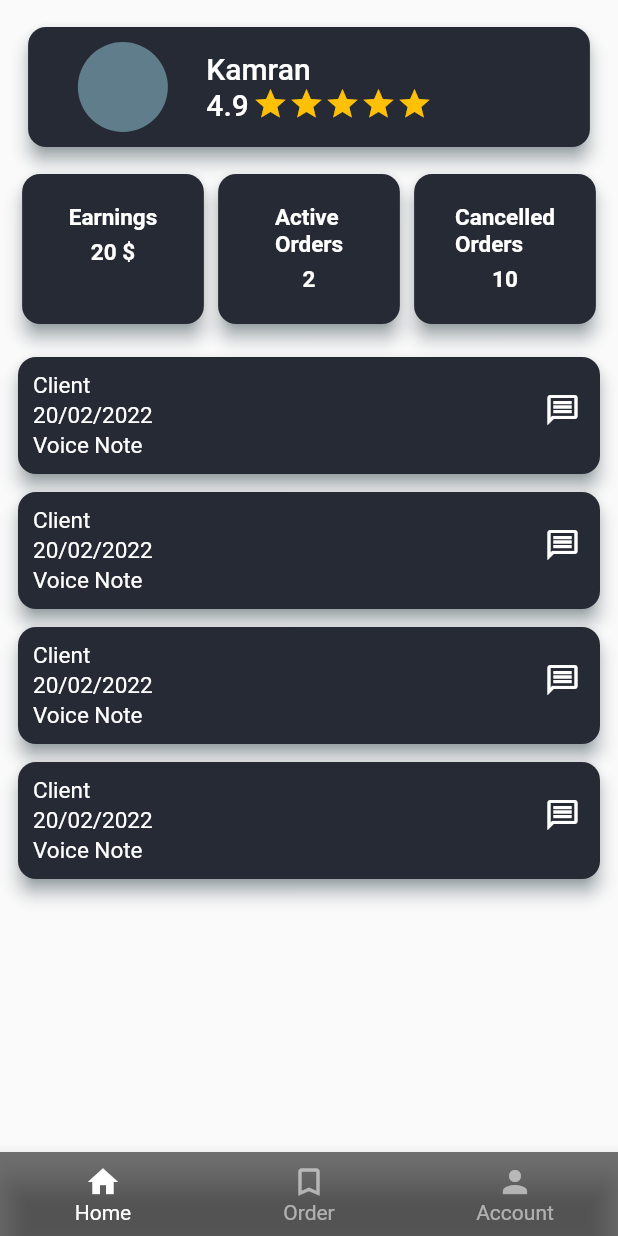
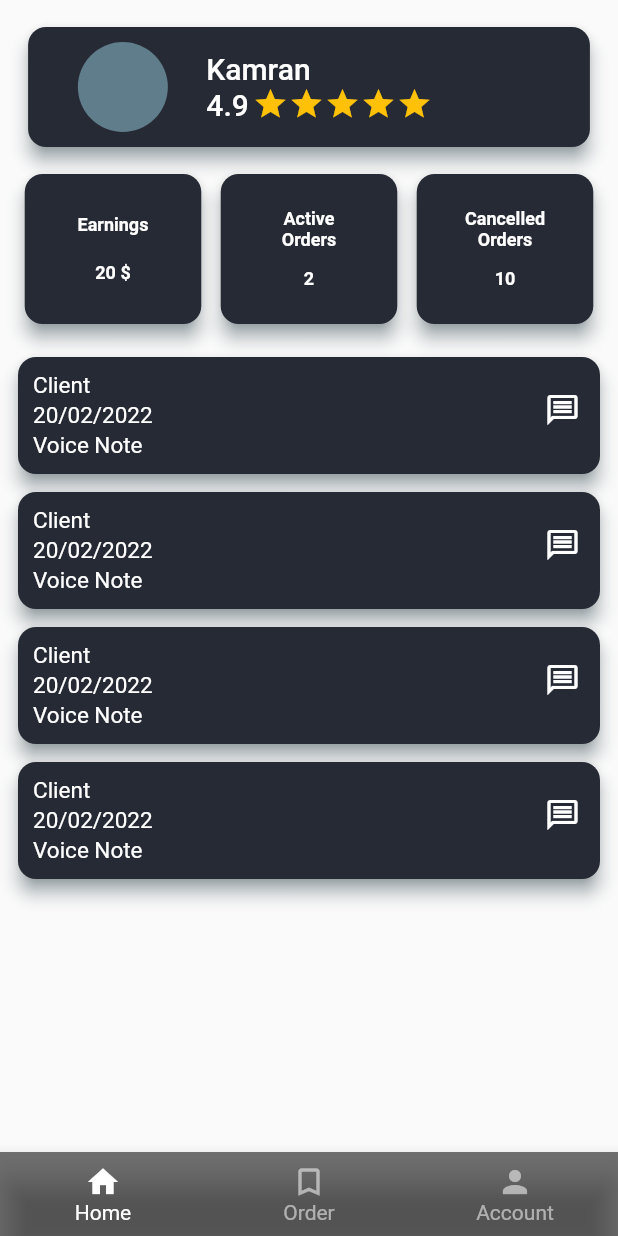
Before and after one commit to maahey-inc/UBELaw, a Flutter app: the MainScreen screen opened directly, on a phone screen of 412 x 824 dp. Run offline on Flutter 3.47's test engine with Material 2 defaults, Android fonts, the phone set to English and light mode, and no system bars; our stand-ins replace dropdown_button2, flutter_easyloading, flutter_svg_provider; project files that could hold a hidden picture were left out.

Commit message:
logo, MainPage Changed

```diff
--- a/lib/sellers/tabScreens/accountTab.dart
+++ b/lib/sellers/tabScreens/accountTab.dart
@@ -30,11 +30,12 @@ class _AccountTabState extends State<AccountTab> {
           ,child: Row(
               mainAxisAlignment: MainAxisAlignment.spaceAround,
               children: [
-                Text("4.9 ",style: TextStyle(color: Colors.white,fontWeight: FontWeight.w500,fontSize: 20),textAlign: TextAlign.center,),
 
                 Row(
                   mainAxisAlignment: MainAxisAlignment.spaceAround,
                   children: [
+                    Text("4.9 ",style: TextStyle(color: Colors.white,fontWeight: FontWeight.w500,fontSize: 20),textAlign: TextAlign.center,),
+
                     Icon(Icons.star,color: Colors.amber,),
                     Icon(Icons.star,color: Colors.amber,),
                     Icon(Icons.star,color: Colors.amber,),
--- a/lib/sellers/tabScreens/homeTab.dart
+++ b/lib/sellers/tabScreens/homeTab.dart
@@ -27,8 +27,8 @@ class _HomeTabState extends State<HomeTab> {
                 child: Card(
                   shadowColor: Colors.blueGrey,
                   elevation: 5,
-                  color: Color(0xFF262A34),
-                  shape: RoundedRectangleBorder(
+                  color:const Color(0xFF262A34),
+                  shape:const RoundedRectangleBorder(
                     borderRadius: BorderRadius.only(
                         topLeft: Radius.circular(12),
                         bottomLeft: Radius.circular(12),
@@ -36,7 +36,7 @@ class _HomeTabState extends State<HomeTab> {
                         bottomRight: Radius.circular(12)),
                   ),
                   child: Container(
-                    padding: EdgeInsets.all(10),
+                    padding:const EdgeInsets.all(10),
                     width: MediaQuery.of(context).size.width / 1.1,
                     // decoration: BoxDecoration(
                     //   border: Border(
@@ -50,9 +50,9 @@ class _HomeTabState extends State<HomeTab> {
 
                             Expanded(
                               flex: 3,
-                              child: Container(
+                              child:Container(
                                 height: 60,
-                                child: CircleAvatar(
+                                child: const CircleAvatar(
                                   radius: 50,
                                   backgroundColor: Colors.blueGrey,
                                 ),
@@ -63,7 +63,7 @@ class _HomeTabState extends State<HomeTab> {
                               child: Column(
                                 children: [
                                   Row(
-                                    children: [
+                                    children:const [
                                       Text(
                                         "Kamran ",
                                         style: TextStyle(
@@ -77,7 +77,7 @@ class _HomeTabState extends State<HomeTab> {
                                   Row(
 
                                     children: [
-                                      Text(
+                                      const  Text(
                                         "4.9 ",
                                         style: TextStyle(
                                             color: Colors.white,
@@ -88,7 +88,7 @@ class _HomeTabState extends State<HomeTab> {
                                       Row(
                                         mainAxisAlignment:
                                             MainAxisAlignment.spaceAround,
-                                        children: [
+                                        children:const [
                                           Icon(
                                             Icons.star,
                                             color: Colors.amber,
@@ -132,8 +132,8 @@ class _HomeTabState extends State<HomeTab> {
                     Card(
                       shadowColor: Colors.blueGrey,
                       elevation: 5,
-                      color: Color(0xFF262A34),
-                      shape: RoundedRectangleBorder(
+                      color:const Color(0xFF262A34),
+                      shape:const  RoundedRectangleBorder(
                         borderRadius: BorderRadius.only(
                             topLeft: Radius.circular(12),
                             bottomLeft: Radius.circular(12),
@@ -142,15 +142,17 @@ class _HomeTabState extends State<HomeTab> {
                       ),
                       child: Container(
                         height: 100,
-                        width: MediaQuery.of(context).size.width/3.4,
+                        width: MediaQuery.of(context).size.width/3.5,
                         padding: const EdgeInsets.all(20.0),
                         child: Center(
                           child: Column(
-                            children: [
+                            mainAxisAlignment: MainAxisAlignment.spaceEvenly,
+                            children: const  [
                               Text(
                                 "Earnings",
+                                textAlign: TextAlign.center,
                                 style: TextStyle(
-                                  fontSize: 15,
+                                  fontSize: 12,
                                   fontWeight: FontWeight.bold,
                                   color: Colors.white,
                                 ),
@@ -158,8 +160,9 @@ class _HomeTabState extends State<HomeTab> {
                               SizedBox(height: 5),
                               Text(
                                 "20 \$",
+                                textAlign: TextAlign.center,
                                 style: TextStyle(
-                                  fontSize: 15,
+                                  fontSize: 12,
                                   fontWeight: FontWeight.bold,
                                   color: Colors.white,
                                 ),
@@ -173,8 +176,8 @@ class _HomeTabState extends State<HomeTab> {
                     Card(
                       shadowColor: Colors.blueGrey,
                       elevation: 5,
-                      color: Color(0xFF262A34),
-                      shape: RoundedRectangleBorder(
+                      color:const Color(0xFF262A34),
+                      shape:const RoundedRectangleBorder(
                         borderRadius: BorderRadius.only(
                             topLeft: Radius.circular(12),
                             bottomLeft: Radius.circular(12),
@@ -183,15 +186,17 @@ class _HomeTabState extends State<HomeTab> {
                       ),
                       child: Container(
                         height: 100,
-                        width: MediaQuery.of(context).size.width/3.4,
+                        width: MediaQuery.of(context).size.width/3.5,
                         padding: const EdgeInsets.all(20.0),
                         child: Center(
                           child: Column(
-                            children: [
+                            mainAxisAlignment: MainAxisAlignment.spaceEvenly,
+                            children: const [
                               Text(
                                 "Active\nOrders",
+                                textAlign: TextAlign.center,
                                 style: TextStyle(
-                                  fontSize: 15,
+                                  fontSize: 12,
                                   fontWeight: FontWeight.bold,
                                   color: Colors.white,
                                 ),
@@ -199,8 +204,9 @@ class _HomeTabState extends State<HomeTab> {
                               SizedBox(height: 5),
                               Text(
                                 "2",
+                                textAlign: TextAlign.center,
                                 style: TextStyle(
-                                  fontSize: 15,
+                                  fontSize: 12,
                                   fontWeight: FontWeight.bold,
                                   color: Colors.white,
                                 ),
@@ -214,8 +220,8 @@ class _HomeTabState extends State<HomeTab> {
                     Card(
                       shadowColor: Colors.blueGrey,
                       elevation: 5,
-                      color: Color(0xFF262A34),
-                      shape: RoundedRectangleBorder(
+                      color:const Color(0xFF262A34),
+                      shape: const RoundedRectangleBorder(
                         borderRadius: BorderRadius.only(
                             topLeft: Radius.circular(12),
                             bottomLeft: Radius.circular(12),
@@ -224,15 +230,17 @@ class _HomeTabState extends State<HomeTab> {
                       ),
                       child: Container(
                         height: 100,
-                        width: MediaQuery.of(context).size.width/3.4,
+                        width: MediaQuery.of(context).size.width/3.5,
                         padding: const EdgeInsets.all(20.0),
                         child: Center(
                           child: Column(
-                            children: [
+                            mainAxisAlignment: MainAxisAlignment.spaceEvenly,
+                            children: const [
                               Text(
                                 "Cancelled\nOrders",
+                                textAlign: TextAlign.center,
                                 style: TextStyle(
-                                  fontSize: 15,
+                                  fontSize: 12,
                                   fontWeight: FontWeight.bold,
                                   color: Colors.white,
                                 ),
@@ -240,8 +248,9 @@ class _HomeTabState extends State<HomeTab> {
                               SizedBox(height: 5),
                               Text(
                                 "10",
+                                textAlign: TextAlign.center,
                                 style: TextStyle(
-                                  fontSize: 15,
+                                  fontSize: 12,
                                   fontWeight: FontWeight.bold,
                                   color: Colors.white,
                                 ),
@@ -264,7 +273,7 @@ class _HomeTabState extends State<HomeTab> {
                   date: "20/02/2022",
                   buttonFunction: () {
                     Navigator.push(context,
-                        MaterialPageRoute(builder: (c) => ChatPageSeller()));
+                        MaterialPageRoute(builder: (c) =>const ChatPageSeller()));
                   },
                 ),
               ),
@@ -276,7 +285,7 @@ class _HomeTabState extends State<HomeTab> {
                   date: "20/02/2022",
                   buttonFunction: () {
                     Navigator.push(context,
-                        MaterialPageRoute(builder: (c) => ChatPageSeller()));
+                        MaterialPageRoute(builder: (c) =>const ChatPageSeller()));
                   },
                 ),
               ),
@@ -288,7 +297,7 @@ class _HomeTabState extends State<HomeTab> {
                   date: "20/02/2022",
                   buttonFunction: () {
                     Navigator.push(context,
-                        MaterialPageRoute(builder: (c) => ChatPageSeller()));
+                        MaterialPageRoute(builder: (c) =>const ChatPageSeller()));
                   },
                 ),
               ),
@@ -300,7 +309,7 @@ class _HomeTabState extends State<HomeTab> {
                   date: "20/02/2022",
                   buttonFunction: () {
                     Navigator.push(context,
-                        MaterialPageRoute(builder: (c) => ChatPageSeller()));
+                        MaterialPageRoute(builder: (c) =>const ChatPageSeller()));
                   },
                 ),
               ),
```
